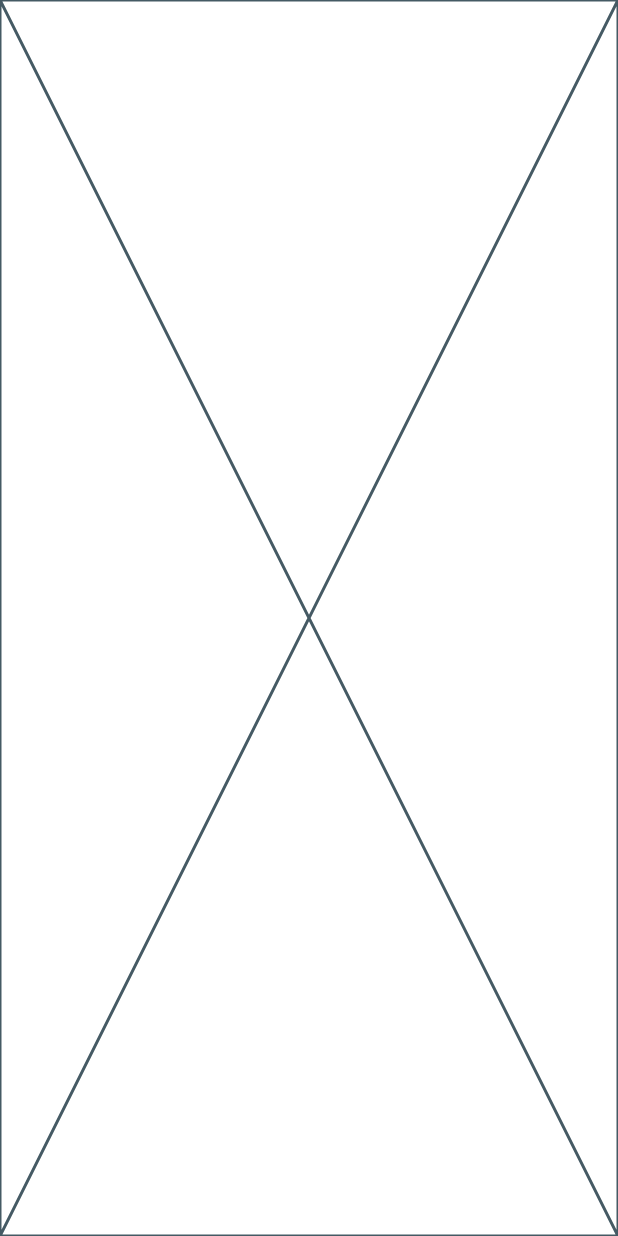
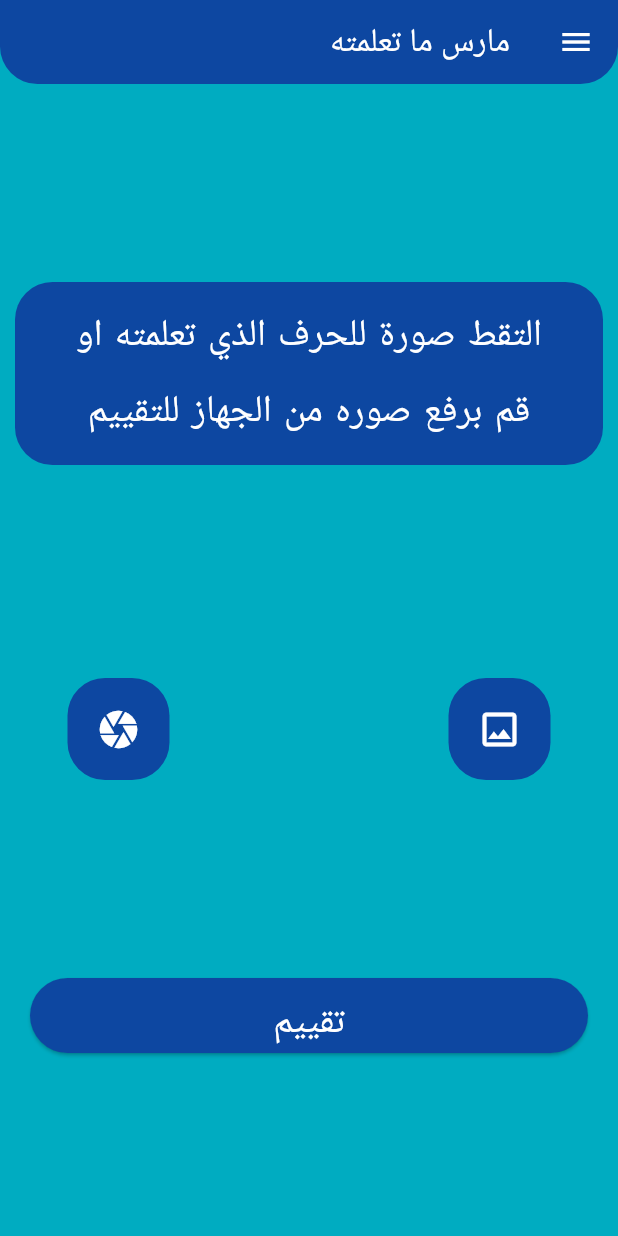
Before and after one commit to MuhammedHelal/arabic_iti, a Flutter app: the screen it shows after launch, after a tap on "مارس ما تعلمته", on a phone screen of 412 x 824 dp. Run offline on Flutter 3.47's test engine with Material 3 defaults, Android fonts, the phone set to English and light mode, and no system bars; our stand-ins replace gap.

Commit message:
Add new text style and enhance PractiseView functionality
Introduce a new text style `normal25WhiteHeight2WordSpacing2` in `text_styles.dart` for consistent styling across the app. Enhance the `PractiseView` by integrating an `AppDrawer` for navigation, adding an app bar with a title, and modifying the `PractiseViewBody` to include instructional text, image and camera upload options, and a submission button for evaluation.

```diff
--- a/lib/core/utils/text_styles.dart
+++ b/lib/core/utils/text_styles.dart
@@ -6,7 +6,13 @@ abstract class AppTextStyles {
     color: Colors.white,
     fontWeight: FontWeight.bold,
   );
-
+  static const TextStyle normal25WhiteHeight2WordSpacing2 = TextStyle(
+    fontSize: 25,
+    color: Colors.white,
+    fontWeight: FontWeight.normal,
+    height: 2,
+    wordSpacing: 2,
+  );
   static const TextStyle bold20 = TextStyle(
     fontSize: 20,
     fontWeight: FontWeight.bold,
--- a/lib/features/practise/presentation/views/practise_view.dart
+++ b/lib/features/practise/presentation/views/practise_view.dart
@@ -1,3 +1,4 @@
+import 'package:arabic_iti/core/widgets/app_drawer.dart';
 import 'package:arabic_iti/features/practise/presentation/widgets/practise_view_body.dart';
 import 'package:flutter/material.dart';
 
@@ -6,6 +7,12 @@ class PractiseView extends StatelessWidget {
 
   @override
   Widget build(BuildContext context) {
-    return const PractiseViewBody();
+    return Scaffold(
+      drawer: const AppDrawer(),
+      appBar: AppBar(
+        title: const Text('مارس ما تعلمته'),
+      ),
+      body: const PractiseViewBody(),
+    );
   }
 }
--- a/lib/features/practise/presentation/widgets/practise_view_body.dart
+++ b/lib/features/practise/presentation/widgets/practise_view_body.dart
@@ -1,3 +1,5 @@
+import 'package:arabic_iti/core/utils/text_styles.dart';
+import 'package:arabic_iti/features/letters_learning/presentation/widgets/arabic_alphabet_container.dart';
 import 'package:flutter/material.dart';
 
 class PractiseViewBody extends StatelessWidget {
@@ -5,6 +7,59 @@ class PractiseViewBody extends StatelessWidget {
 
   @override
   Widget build(BuildContext context) {
-    return const Placeholder();
+    return Column(
+      mainAxisAlignment: MainAxisAlignment.spaceEvenly,
+      crossAxisAlignment: CrossAxisAlignment.stretch,
+      children: [
+        const ArabicAlphabetContainer(
+          Padding(
+            padding: EdgeInsets.symmetric(horizontal: 20),
+            child: Text(
+              'التقط صورة للحرف الذي تعلمته او قم برفع صوره من الجهاز للتقييم',
+              style: AppTextStyles.normal25WhiteHeight2WordSpacing2,
+              textAlign: TextAlign.center,
+            ),
+          ),
+        ),
+        Padding(
+          padding: const EdgeInsets.symmetric(horizontal: 35),
+          child: Row(
+            mainAxisAlignment: MainAxisAlignment.spaceBetween,
+            children: [
+              ArabicAlphabetContainer(
+                IconButton(
+                  onPressed: () {},
+                  icon: const Icon(
+                    Icons.image_outlined,
+                    color: Colors.white,
+                    size: 30,
+                  ),
+                ),
+              ),
+              ArabicAlphabetContainer(
+                IconButton(
+                  onPressed: () {},
+                  icon: const Icon(
+                    Icons.camera,
+                    color: Colors.white,
+                    size: 30,
+                  ),
+                ),
+              ),
+            ],
+          ),
+        ),
+        Padding(
+          padding: const EdgeInsets.symmetric(horizontal: 20),
+          child: ElevatedButton(
+            onPressed: () {},
+            child: const Text(
+              'تقييم',
+              style: AppTextStyles.normal25WhiteHeight2WordSpacing2,
+            ),
+          ),
+        ),
+      ],
+    );
   }
 }
```
